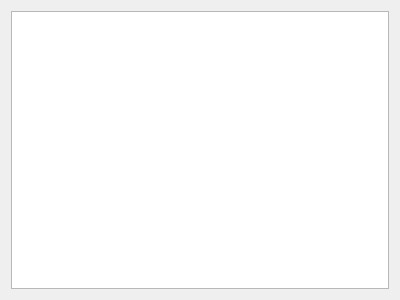
First picture: the form in settingswindow.ui, repository aiwang23/serialPortTools, before the edit.
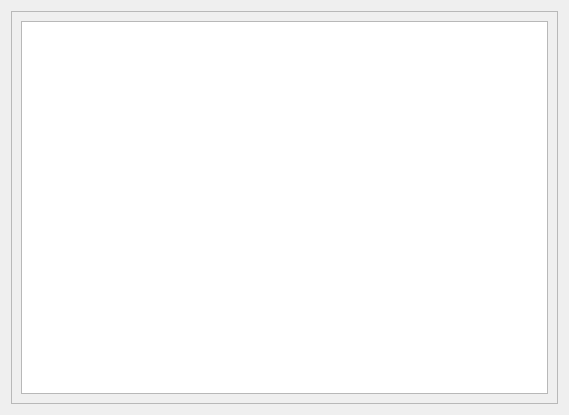
Second picture: the form after the edit. Custom widgets are drawn as their Qt base class.

The edit to the form file:
```diff
--- a/settingswindow.ui
+++ b/settingswindow.ui
@@ -6,8 +6,8 @@
    <rect>
     <x>0</x>
     <y>0</y>
-    <width>400</width>
-    <height>300</height>
+    <width>569</width>
+    <height>415</height>
    </rect>
   </property>
   <property name="windowTitle">
@@ -15,7 +15,26 @@
   </property>
   <layout class="QGridLayout" name="gridLayout">
    <item row="0" column="0">
-    <widget class="ElaPlainTextEdit" name="plainTextEdit"/>
+    <widget class="ElaScrollArea" name="scrollArea">
+     <property name="widgetResizable">
+      <bool>true</bool>
+     </property>
+     <widget class="QWidget" name="scrollAreaWidgetContents">
+      <property name="geometry">
+       <rect>
+        <x>0</x>
+        <y>0</y>
+        <width>549</width>
+        <height>395</height>
+       </rect>
+      </property>
+      <layout class="QGridLayout" name="gridLayout_2">
+       <item row="0" column="0">
+        <widget class="ElaPlainTextEdit" name="plainTextEdit"/>
+       </item>
+      </layout>
+     </widget>
+    </widget>
    </item>
   </layout>
  </widget>
@@ -25,6 +44,12 @@
    <extends>QPlainTextEdit</extends>
    <header location="global">ElaPlainTextEdit.h</header>
   </customwidget>
+  <customwidget>
+   <class>ElaScrollArea</class>
+   <extends>QScrollArea</extends>
+   <header location="global">ElaScrollArea.h</header>
+   <container>1</container>
+  </customwidget>
  </customwidgets>
  <resources/>
  <connections/>
```
